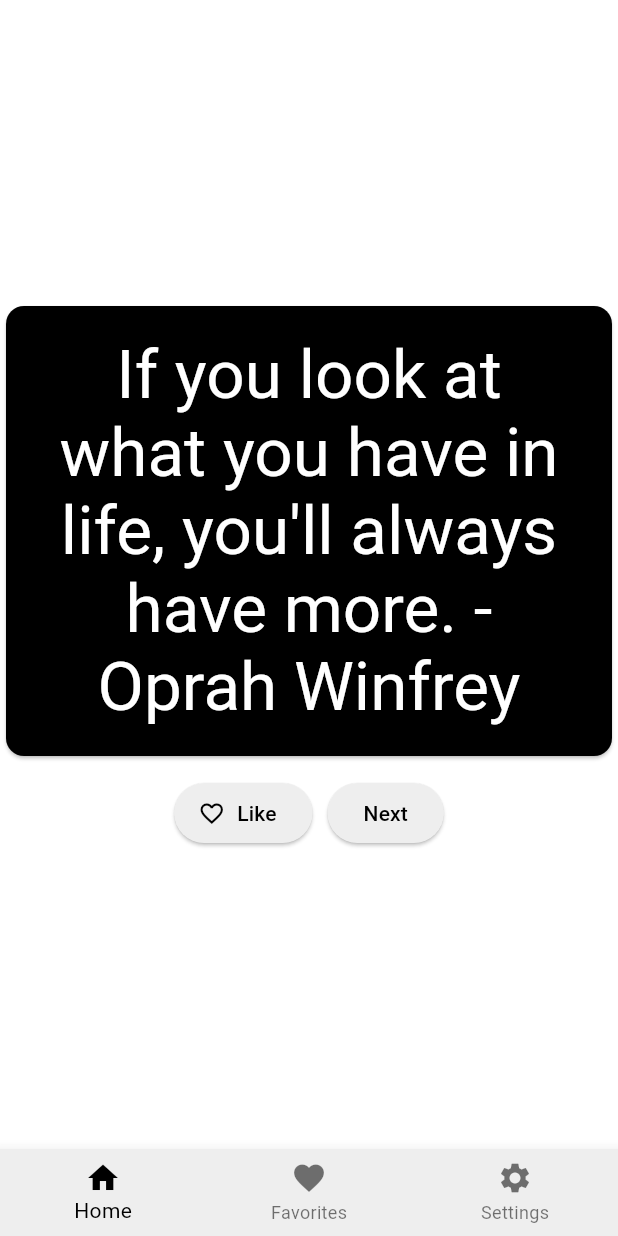
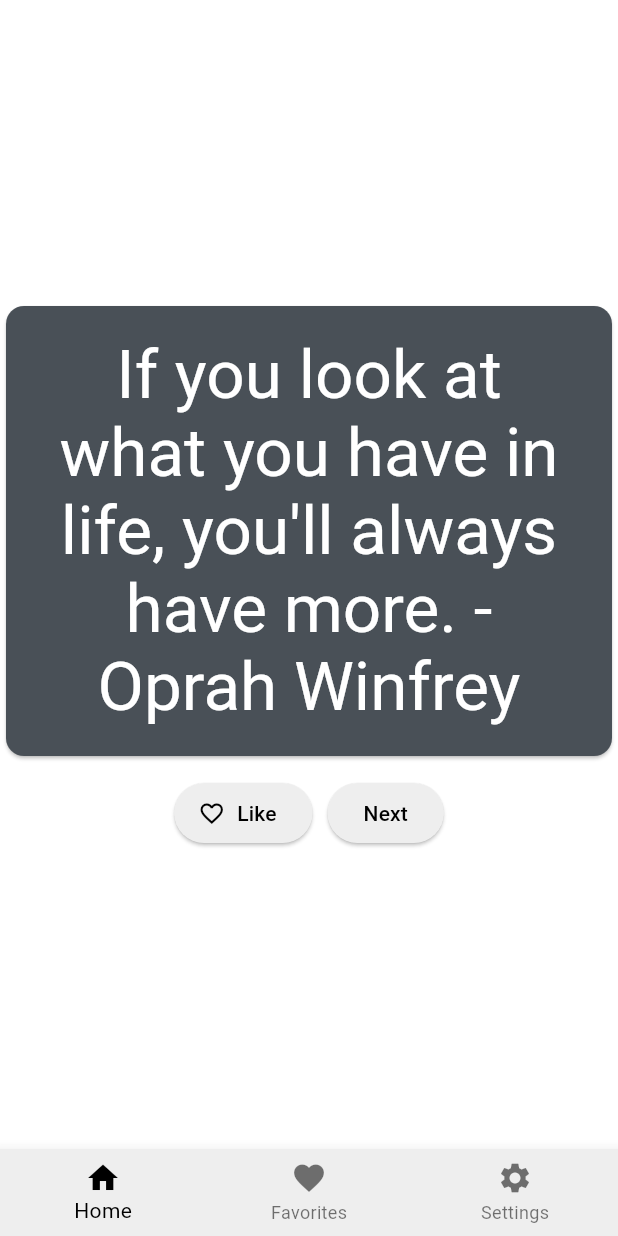
Before and after one commit to MrPhilip7/quotes-flutter, a Flutter app: the screen it shows after launch, on a phone screen of 412 x 824 dp. Run offline on Flutter 3.47's test engine with Material 3 defaults, Android fonts, the phone set to English and light mode, and no system bars.

Commit message:
colors update

```diff
--- a/quotes/lib/main.dart
+++ b/quotes/lib/main.dart
@@ -168,11 +168,17 @@ class GeneratorPage extends StatelessWidget {
       icon = Icons.favorite_border;
     }
 
+    // Wybierz kolor dla BigCard
+    Color cardColor = appState.isDarkMode ? const Color.fromARGB(255, 233, 236, 239) : Color.fromARGB(255, 73, 80, 87);
+
     return Center(
       child: Column(
         mainAxisAlignment: MainAxisAlignment.center,
         children: [
-          BigCard(quote: quote),
+          BigCard(
+            quote: quote,
+            color: cardColor, // Przekaż kolor do BigCard
+          ),
           SizedBox(height: 10),
           Row(
             mainAxisSize: MainAxisSize.min,
@@ -198,6 +204,7 @@ class GeneratorPage extends StatelessWidget {
     );
   }
 }
+
 
 class LikedPage extends StatelessWidget {
   @override
@@ -248,9 +255,11 @@ class BigCard extends StatelessWidget {
   const BigCard({
     super.key,
     required this.quote,
+    required this.color, // Dodaj parametr koloru
   });
 
   final String quote;
+  final Color color; // Dodaj pole koloru
 
   @override
   Widget build(BuildContext context) {
@@ -260,7 +269,7 @@ class BigCard extends StatelessWidget {
     );
 
     return Card(
-      color: theme.colorScheme.primary,
+      color: color, // Użyj koloru przekazanego w konstruktorze
       child: Padding(
         padding: const EdgeInsets.all(20),
         child: Text(
```
